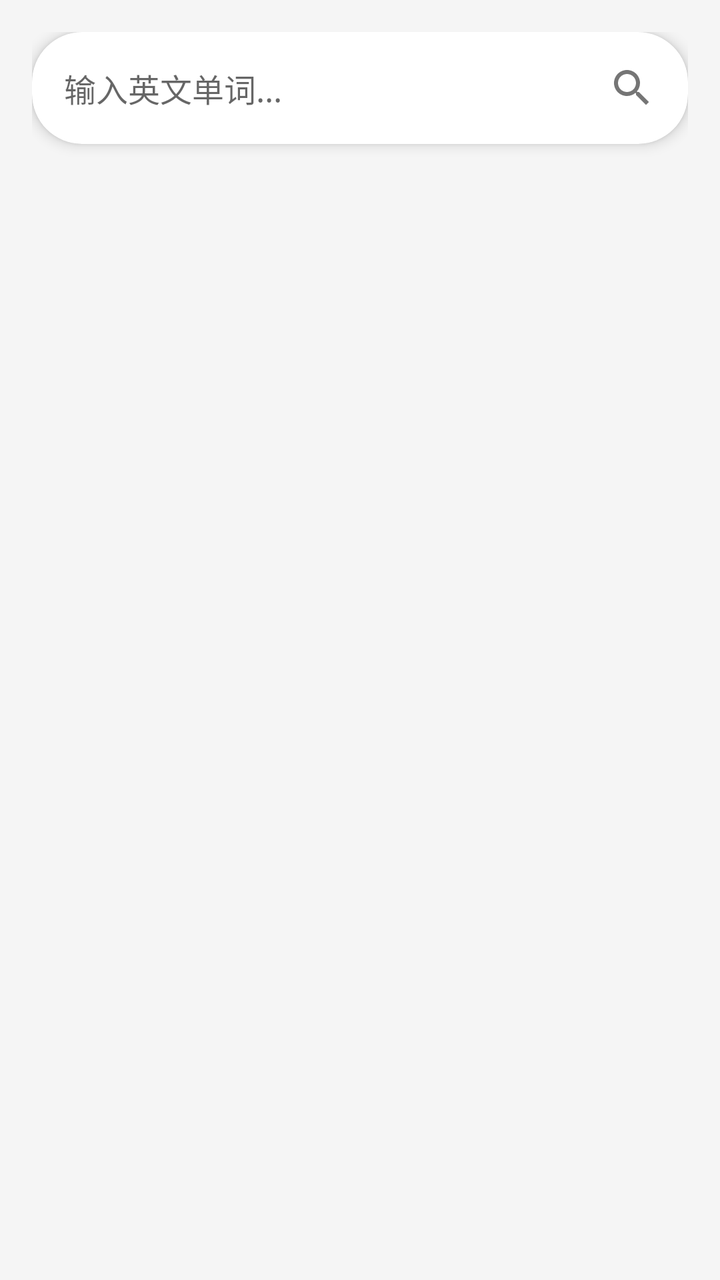
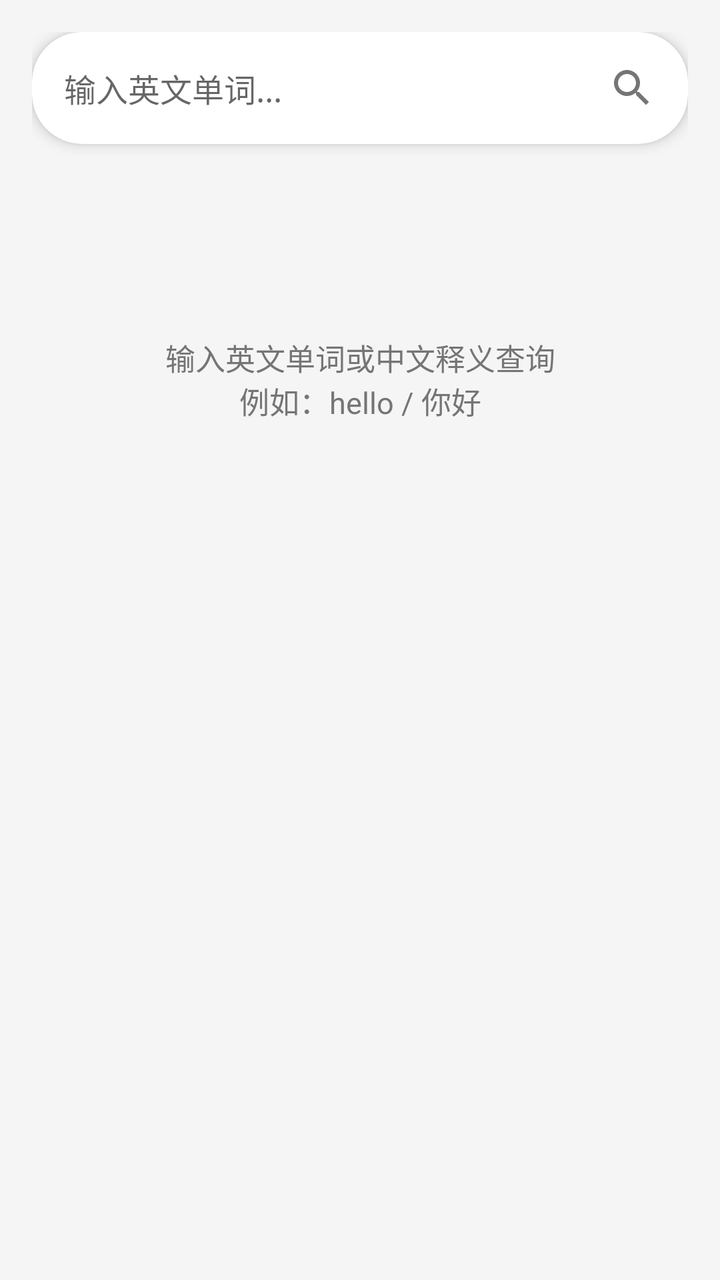

Two renders of the same Android screen: before a commit and after it. Below are the layout's source before the change and the commit's diff.
<!-- AndroidManifest.xml: application theme Theme.EnglishWorld -->
<!-- res/layout/fragment_search.xml -->
<?xml version="1.0" encoding="utf-8"?>
<LinearLayout xmlns:android="http://schemas.android.com/apk/res/android"
    xmlns:app="http://schemas.android.com/apk/res-auto"
    android:layout_width="match_parent"
    android:layout_height="match_parent"
    android:background="@color/background_color"
    android:orientation="vertical"
    android:padding="16dp">

    
    <androidx.cardview.widget.CardView
        android:layout_width="match_parent"
        android:layout_height="wrap_content"
        android:layout_marginBottom="16dp"
        app:cardCornerRadius="25dp"
        app:cardElevation="4dp">

        <LinearLayout
            android:layout_width="match_parent"
            android:layout_height="wrap_content"
            android:gravity="center_vertical"
            android:orientation="horizontal"
            android:paddingLeft="16dp"
            android:paddingRight="8dp"
            android:paddingTop="8dp"
            android:paddingBottom="8dp">

            <EditText
                android:id="@+id/editSearch"
                android:layout_width="0dp"
                android:layout_height="wrap_content"
                android:layout_weight="1"
                android:background="@null"
                android:hint="@string/search_hint"
                android:inputType="text"
                android:maxLines="1"
                android:textSize="16sp" />

            <ImageButton
                android:id="@+id/btnSearch"
                android:layout_width="40dp"
                android:layout_height="40dp"
                android:background="?attr/selectableItemBackgroundBorderless"
                android:src="@drawable/ic_search"
                android:contentDescription="搜索" />

        </LinearLayout>

    </androidx.cardview.widget.CardView>

    
    <ScrollView
        android:layout_width="match_parent"
        android:layout_height="match_parent">

        <LinearLayout
            android:layout_width="match_parent"
            android:layout_height="wrap_content"
            android:orientation="vertical">

            
            <androidx.cardview.widget.CardView
                android:id="@+id/cardResult"
                android:layout_width="match_parent"
                android:layout_height="wrap_content"
                android:visibility="gone"
                app:cardCornerRadius="12dp"
                app:cardElevation="4dp">

                <LinearLayout
                    android:layout_width="match_parent"
                    android:layout_height="wrap_content"
                    android:orientation="vertical"
                    android:padding="20dp">

                    
                    <TextView
                        android:id="@+id/textWord"
                        android:layout_width="wrap_content"
                        android:layout_height="wrap_content"
                        android:text="hello"
                        android:textColor="@color/primary_color"
                        android:textSize="28sp"
                        android:textStyle="bold" />

                    
                    <TextView
                        android:id="@+id/textPhonetic"
                        android:layout_width="wrap_content"
                        android:layout_height="wrap_content"
                        android:layout_marginTop="4dp"
                        android:text="/həˈləʊ/"
                        android:textColor="@color/text_secondary"
                        android:textSize="16sp" />

                    
                    <TextView
                        android:layout_width="wrap_content"
                        android:layout_height="wrap_content"
                        android:layout_marginTop="16dp"
                        android:text="释义"
                        android:textColor="@color/text_secondary"
                        android:textSize="14sp"
                        android:textStyle="bold" />

                    <TextView
                        android:id="@+id/textMeaning"
                        android:layout_width="wrap_content"
                        android:layout_height="wrap_content"
                        android:layout_marginTop="4dp"
                        android:text="你好；喂"
                        android:textColor="@color/text_primary"
                        android:textSize="18sp" />

                    
                    <TextView
                        android:layout_width="wrap_content"
                        android:layout_height="wrap_content"
                        android:layout_marginTop="16dp"
                        android:text="例句"
                        android:textColor="@color/text_secondary"
                        android:textSize="14sp"
                        android:textStyle="bold" />

                    <TextView
                        android:id="@+id/textExample"
                        android:layout_width="wrap_content"
                        android:layout_height="wrap_content"
                        android:layout_marginTop="4dp"
                        android:text="Hello, how are you?"
                        android:textColor="@color/text_primary"
                        android:textSize="16sp"
                        android:lineSpacingExtra="4dp" />

                    
                    <com.google.android.material.chip.Chip
                        android:id="@+id/textLevel"
                        android:layout_width="wrap_content"
                        android:layout_height="wrap_content"
                        android:layout_marginTop="16dp"
                        android:text="难度等级：小学"
                        app:chipBackgroundColor="@color/primary_color"
                        android:textColor="@color/white" />

                </LinearLayout>

            </androidx.cardview.widget.CardView>

            
            <TextView
                android:id="@+id/textNoResult"
                android:layout_width="match_parent"
                android:layout_height="wrap_content"
                android:layout_marginTop="80dp"
                android:gravity="center"
                android:text="未找到该单词"
                android:textColor="@color/text_secondary"
                android:textSize="16sp"
                android:visibility="gone" />

        </LinearLayout>

    </ScrollView>

</LinearLayout>
<!-- resources referenced by this layout -->
<resources>
  <color name="background_color">#FFF5F5F5</color>
  <color name="primary_color">#FF4A90D9</color>
  <color name="text_primary">#FF212121</color>
  <color name="text_secondary">#FF757575</color>
  <color name="white">#FFFFFFFF</color>
  <!-- drawable ic_search (drawable) -->
  <?xml version="1.0" encoding="utf-8"?>
  <vector xmlns:android="http://schemas.android.com/apk/res/android"
      android:width="24dp"
      android:height="24dp"
      android:viewportWidth="24"
      android:viewportHeight="24">
      <path
          android:fillColor="#757575"
          android:pathData="M15.5,14h-0.79l-0.28,-0.27C15.41,12.59 16,11.11 16,9.5 16,5.91 13.09,3 9.5,3S3,5.91 3,9.5 5.91,16 9.5,16c1.61,0 3.09,-0.59 4.23,-1.57l0.27,0.28v0.79l5,4.99L20.49,19l-4.99,-5zM9.5,14C7.01,14 5,11.99 5,9.5S7.01,5 9.5,5 14,7.01 14,9.5 11.99,14 9.5,14z"/>
  </vector>
  <string name="search_hint">输入英文单词...</string>
  <style name="Theme.EnglishWorld" parent="Theme.MaterialComponents.Light.NoActionBar">
          <item name="colorPrimary">@color/primary_color</item>
          <item name="colorPrimaryVariant">@color/primary_dark</item>
          <item name="colorOnPrimary">@color/white</item>
          <item name="colorSecondary">@color/accent_color</item>
          <item name="colorOnSecondary">@color/white</item>
          <item name="android:statusBarColor" tools:targetApi="l">@color/primary_dark</item>
      </style>
  <color name="primary_dark">#FF357ABD</color>
  <color name="accent_color">#FFFF6B6B</color>
</resources>

<!-- the commit's change to res/layout/fragment_search.xml (unified diff, before → after) -->
@@ -32,9 +32,11 @@
                 android:layout_weight="1"
                 android:background="@null"
                 android:hint="@string/search_hint"
+                android:imeOptions="actionSearch"
                 android:inputType="text"
                 android:maxLines="1"
-                android:textSize="16sp" />
+                android:textSize="16sp"
+                android:singleLine="true" />
 
             <ImageButton
                 android:id="@+id/btnSearch"
@@ -78,7 +80,6 @@
                         android:id="@+id/textWord"
                         android:layout_width="wrap_content"
                         android:layout_height="wrap_content"
-                        android:text="hello"
                         android:textColor="@color/primary_color"
                         android:textSize="28sp"
                         android:textStyle="bold" />
@@ -89,7 +90,6 @@
                         android:layout_width="wrap_content"
                         android:layout_height="wrap_content"
                         android:layout_marginTop="4dp"
-                        android:text="/həˈləʊ/"
                         android:textColor="@color/text_secondary"
                         android:textSize="16sp" />
 
@@ -108,7 +108,6 @@
                         android:layout_width="wrap_content"
                         android:layout_height="wrap_content"
                         android:layout_marginTop="4dp"
-                        android:text="你好；喂"
                         android:textColor="@color/text_primary"
                         android:textSize="18sp" />
 
@@ -127,24 +126,55 @@
                         android:layout_width="wrap_content"
                         android:layout_height="wrap_content"
                         android:layout_marginTop="4dp"
-                        android:text="Hello, how are you?"
                         android:textColor="@color/text_primary"
                         android:textSize="16sp"
                         android:lineSpacingExtra="4dp" />
 
-                    
-                    <com.google.android.material.chip.Chip
-                        android:id="@+id/textLevel"
-                        android:layout_width="wrap_content"
+                    <LinearLayout
+                        android:layout_width="match_parent"
                         android:layout_height="wrap_content"
                         android:layout_marginTop="16dp"
-                        android:text="难度等级：小学"
-                        app:chipBackgroundColor="@color/primary_color"
-                        android:textColor="@color/white" />
+                        android:gravity="center_vertical"
+                        android:orientation="horizontal">
+
+                        <com.google.android.material.chip.Chip
+                            android:id="@+id/textLevel"
+                            android:layout_width="wrap_content"
+                            android:layout_height="wrap_content"
+                            app:chipBackgroundColor="@color/primary_color"
+                            android:textColor="@color/white" />
+
+                        <Space
+                            android:layout_width="0dp"
+                            android:layout_height="1dp"
+                            android:layout_weight="1" />
+
+                        <TextView
+                            android:id="@+id/btnFavorite"
+                            android:layout_width="wrap_content"
+                            android:layout_height="wrap_content"
+                            android:background="?attr/selectableItemBackgroundBorderless"
+                            android:padding="8dp"
+                            android:textColor="@color/primary_color"
+                            android:textSize="15sp"
+                            android:textStyle="bold" />
+
+                    </LinearLayout>
 
                 </LinearLayout>
 
             </androidx.cardview.widget.CardView>
+
+            
+            <TextView
+                android:id="@+id/textSearchHint"
+                android:layout_width="match_parent"
+                android:layout_height="wrap_content"
+                android:layout_marginTop="80dp"
+                android:gravity="center"
+                android:text="输入英文单词或中文释义查询\n例如：hello / 你好"
+                android:textColor="@color/text_secondary"
+                android:textSize="15sp" />
 
             
             <TextView
